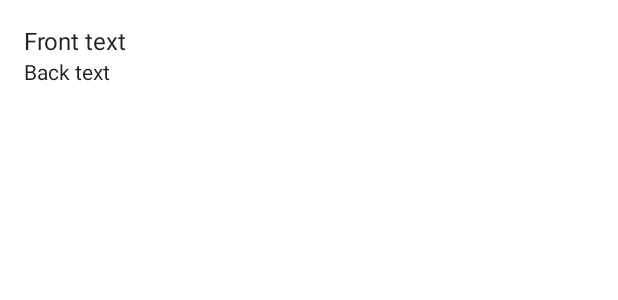
After one commit to ni-ku/ThingsToLearn, an Android app: the layout list_item_card_plain.xml on its own in the app's theme, with its tools: preview values and no code run, on a phone screen of 412 x 824 dp. The commit adds this screen. Shown: the top 300 px of the screen. Run offline under Robolectric (Android 15) with nearby library versions, the phone set to English and light mode, and no system bars.

Commit message:
view plain cards from detail

```diff
--- a/app/src/main/java/de/niku/braincards/view/fragment_card_set_detail/CardSetDetailFragment.kt
+++ b/app/src/main/java/de/niku/braincards/view/fragment_card_set_detail/CardSetDetailFragment.kt
@@ -9,6 +9,7 @@ import android.view.View
 import android.widget.Toast
 import androidx.core.view.iterator
 import androidx.lifecycle.Observer
+import androidx.navigation.fragment.findNavController
 import androidx.navigation.fragment.navArgs
 import de.niku.braincards.BR
 
@@ -75,7 +76,8 @@ class CardSetDetailFragment : BaseFragment<FragmentCardSetDetailBinding, CardSet
                         Toast.makeText(context, "Todo: Start learning", Toast.LENGTH_SHORT).show()
                     }
                     is CardSetDetailEvents.NavigateToViewCards -> {
-                        Toast.makeText(context, "Todo: Nav to view cards", Toast.LENGTH_SHORT).show()
+                        val action = CardSetDetailFragmentDirections.actionCardSetDetailToViewCards(evt.id, evt.title)
+                        findNavController().navigate(action)
                     }
                 }
             }
--- /dev/null
+++ b/app/src/main/java/de/niku/braincards/view/fragment_card_set_view_cards/ViewCardsEvents.kt
@@ -0,0 +1,4 @@
+package de.niku.braincards.view.fragment_card_set_view_cards
+
+sealed class ViewCardsEvents {
+}
--- /dev/null
+++ b/app/src/main/res/layout/list_item_card_plain.xml
@@ -0,0 +1,35 @@
+<?xml version="1.0" encoding="utf-8"?>
+<androidx.constraintlayout.widget.ConstraintLayout
+    xmlns:android="http://schemas.android.com/apk/res/android"
+    xmlns:app="http://schemas.android.com/apk/res-auto"
+    xmlns:tools="http://schemas.android.com/tools"
+    android:layout_width="match_parent"
+    android:layout_height="wrap_content"
+    android:padding="@dimen/spacing_normal">
+
+  <TextView
+      android:id="@+id/tv_front"
+      style="@style/App.Text.Subtitle"
+      android:layout_width="0dp"
+      android:layout_height="wrap_content"
+      app:layout_constraintStart_toStartOf="parent"
+      app:layout_constraintEnd_toEndOf="parent"
+      app:layout_constraintTop_toTopOf="parent"
+      android:maxLines="1"
+      android:lines="1"
+      android:ellipsize="end"
+      tools:text="Front text"/>
+
+  <TextView
+      android:id="@+id/tv_back"
+      android:layout_width="0dp"
+      android:layout_height="wrap_content"
+      app:layout_constraintStart_toStartOf="parent"
+      app:layout_constraintEnd_toEndOf="parent"
+      app:layout_constraintTop_toBottomOf="@+id/tv_front"
+      android:maxLines="1"
+      android:lines="1"
+      android:ellipsize="end"
+      tools:text="Back text"/>
+
+</androidx.constraintlayout.widget.ConstraintLayout>
--- a/app/src/main/res/values/strings.xml
+++ b/app/src/main/res/values/strings.xml
@@ -45,4 +45,7 @@
   <string name="dialog_confirm_delete_card_set_title">Delete CardSet?</string>
   <string name="dialog_confirm_delete_card_set_text">Are you sure you want to delete this CardSet?</string>
 
+  <!-- TODO: Remove or change this placeholder text -->
+  <string name="hello_blank_fragment">Hello blank fragment</string>
+
 </resources>
```
Also changed, not shown: app/src/main/java/de/niku/braincards/di/module/FragmentModule.kt (+7 -0 lines), app/src/main/java/de/niku/braincards/view/fragment_card_set_view_cards/CardAdapter.kt (added, +44 -0 lines), app/src/main/java/de/niku/braincards/view/fragment_card_set_view_cards/ViewCardsFragment.kt (added, +72 -0 lines), app/src/main/java/de/niku/braincards/view/fragment_card_set_view_cards/ViewCardsModule.kt (added, +14 -0 lines), app/src/main/java/de/niku/braincards/view/fragment_card_set_view_cards/ViewCardsViewModel.kt (added, +41 -0 lines), app/src/main/res/layout/fragment_view_cards.xml (added, +25 -0 lines), app/src/main/res/navigation/nav_graph.xml (+21 -0 lines).
